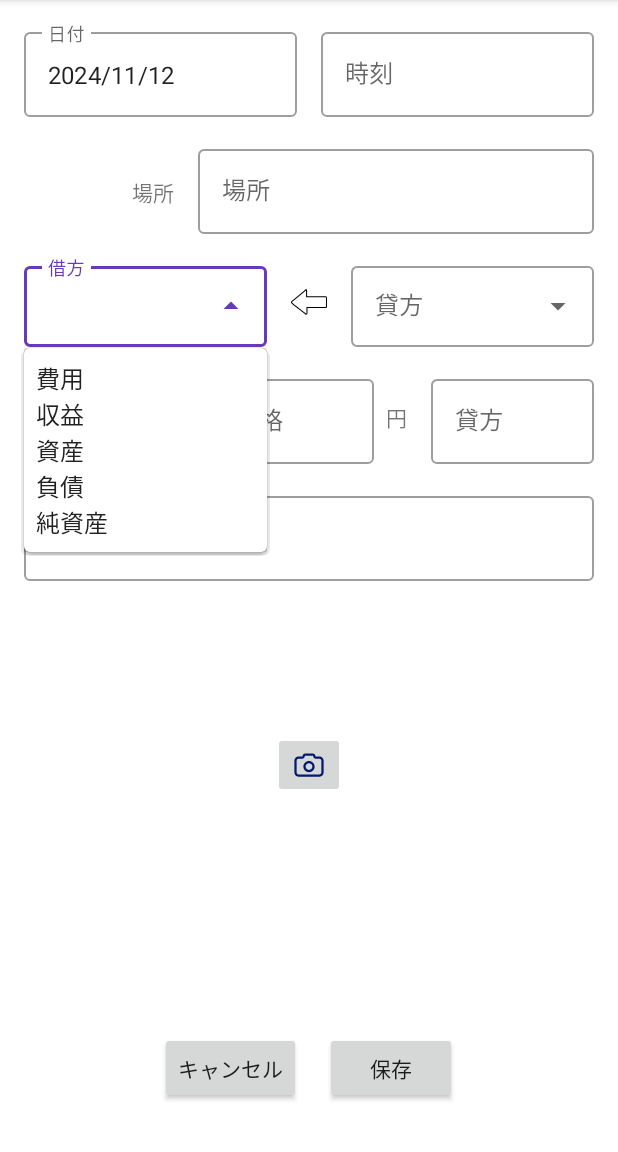
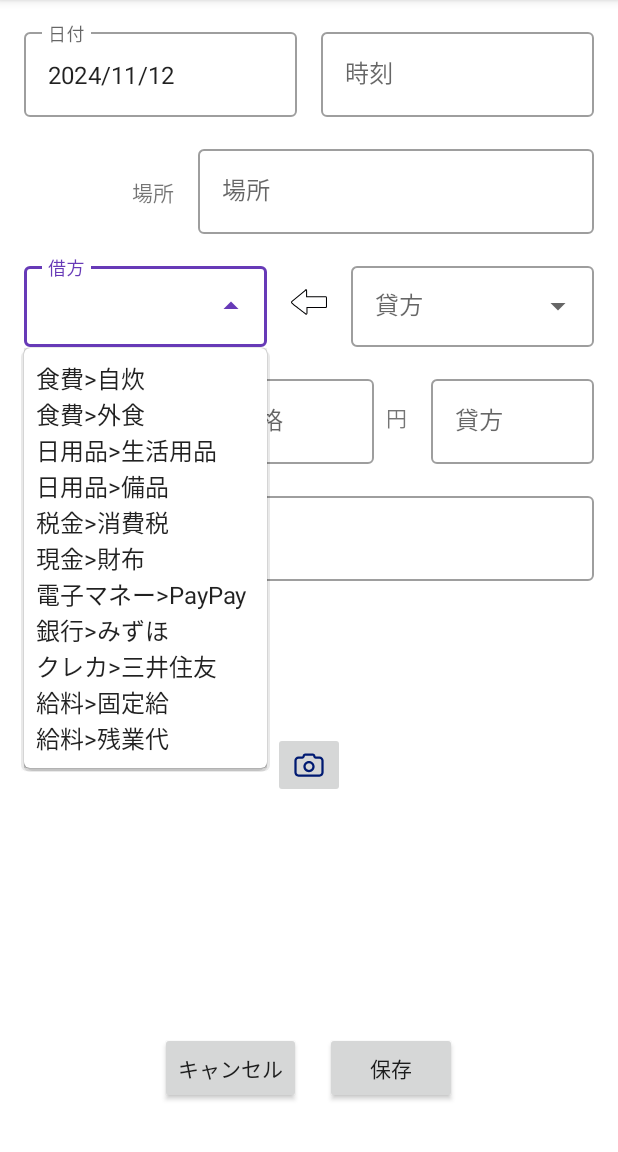
Before and after one commit to ShinKitahara/okanenavi_app, an Android app: the CreateActivity screen opened directly, with no data from a screen before it, after a tap on an icon or button, on a phone screen of 412 x 824 dp, the part 84-1236 px from its top. Run offline under Robolectric (Android 15) with nearby library versions, the phone set to English and light mode, and no system bars; our stand-ins replace Firebase (no records; nobody signed in at launch, a user with empty details on screens opened directly).

Commit message:
Revise subject of Credit/Debit

```diff
--- a/app/src/main/res/layout/activity_create.xml
+++ b/app/src/main/res/layout/activity_create.xml
@@ -120,7 +120,8 @@
                         android:layout_height="wrap_content"
                         android:hint="@string/debit"
                         android:inputType="none"
-                        android:padding="16dp" />
+                        android:padding="16dp"
+                        android:singleLine="true"/>
 
                 </com.google.android.material.textfield.TextInputLayout>
 
@@ -144,7 +145,8 @@
                         android:layout_height="wrap_content"
                         android:hint="@string/credit"
                         android:inputType="none"
-                        android:padding="16dp" />
+                        android:padding="16dp"
+                        android:singleLine="true" />
 
                 </com.google.android.material.textfield.TextInputLayout>
 
--- a/app/src/main/res/values/strings.xml
+++ b/app/src/main/res/values/strings.xml
@@ -17,10 +17,21 @@
     <string name="cw_24_image">右に回転</string>
 
     <string-array name="subjects">
-        <item>費用</item>
+<!--        <item>費用</item>
         <item>収益</item>
         <item>資産</item>
         <item>負債</item>
-        <item>純資産</item>
+        <item>純資産</item>-->
+        <item>食費>自炊</item>
+        <item>食費>外食</item>
+        <item>日用品>生活用品</item>
+        <item>日用品>備品</item>
+        <item>税金>消費税</item>
+        <item>現金>財布</item>
+        <item>電子マネー>PayPay</item>
+        <item>銀行>みずほ</item>
+        <item>クレカ>三井住友</item>
+        <item>給料>固定給</item>
+        <item>給料>残業代</item>
     </string-array>
 </resources>
```
